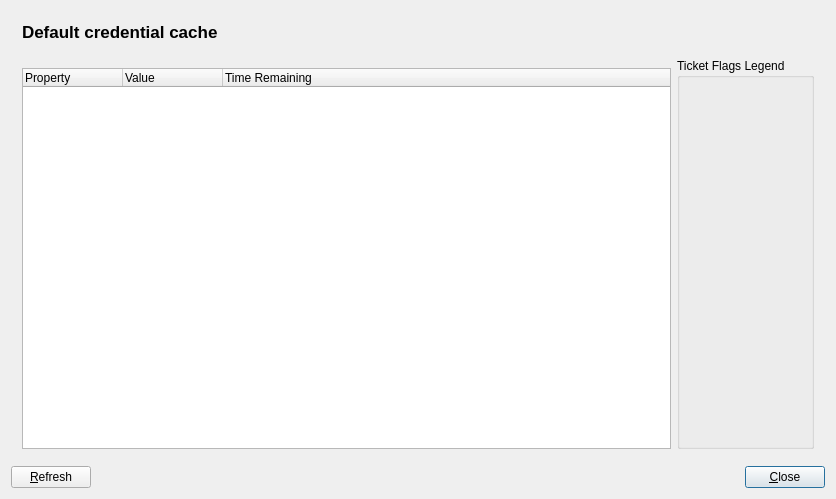
This is src/mainwidget.ui in bas524/kerberos-ticket-watcher as Qt 5 draws it before an edit. The edited form follows.
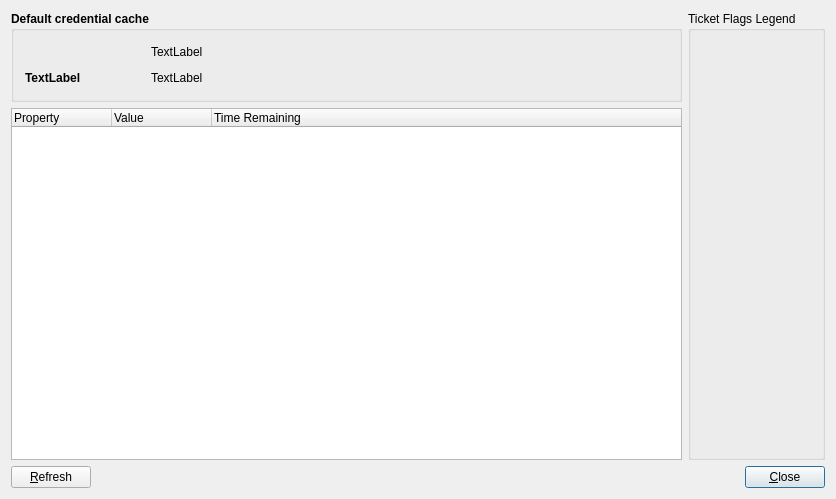
This is the edited form.

Diff of the .ui file:
```diff
--- a/src/mainwidget.ui
+++ b/src/mainwidget.ui
@@ -21,26 +21,45 @@
                     <property name="frameShadow">
                         <enum>QFrame::Plain</enum>
                     </property>
-                    <layout class="QGridLayout" name="gridLayout">
-                        <item row="0" column="0" colspan="2">
-                            <widget class="QLabel" name="title">
+     <layout class="QGridLayout" name="gridLayout_4">
+      <property name="leftMargin">
+       <number>0</number>
+      </property>
+      <property name="topMargin">
+       <number>0</number>
+      </property>
+      <property name="rightMargin">
+       <number>0</number>
+      </property>
+      <property name="bottomMargin">
+       <number>0</number>
+      </property>
+      <item row="0" column="0">
+       <widget class="QGroupBox" name="groupBoxCredCache">
                                 <property name="font">
                                     <font>
-                                        <pointsize>13</pointsize>
-                                        <weight>75</weight>
                                         <bold>true</bold>
                                     </font>
                                 </property>
-                                <property name="text">
+        <property name="title">
                                     <string>Default credential cache</string>
                                 </property>
-                                <property name="wordWrap">
-                                    <bool>false</bool>
-                                </property>
-                            </widget>
-                        </item>
-                        <item rowspan="2" row="1" column="0" colspan="2">
+        <layout class="QGridLayout" name="gridLayout">
+         <item row="0" column="0">
+          <layout class="QHBoxLayout" name="horizontalLayout">
+           <item>
                             <widget class="QLabel" name="commonLabel">
+             <property name="minimumSize">
+              <size>
+               <width>120</width>
+               <height>0</height>
+              </size>
+             </property>
+             <property name="font">
+              <font>
+               <bold>true</bold>
+              </font>
+             </property>
                                 <property name="text">
                                     <string/>
                                 </property>
@@ -49,7 +68,84 @@
                                 </property>
                             </widget>
                         </item>
-                        <item row="3" column="0">
+           <item>
+            <widget class="QLabel" name="labelCacheV">
+             <property name="font">
+              <font>
+               <bold>false</bold>
+              </font>
+             </property>
+             <property name="text">
+              <string>TextLabel</string>
+             </property>
+            </widget>
+           </item>
+           <item>
+            <spacer name="horizontalSpacer">
+             <property name="orientation">
+              <enum>Qt::Horizontal</enum>
+             </property>
+             <property name="sizeHint" stdset="0">
+              <size>
+               <width>40</width>
+               <height>20</height>
+              </size>
+             </property>
+            </spacer>
+           </item>
+          </layout>
+         </item>
+         <item row="1" column="0">
+          <layout class="QHBoxLayout" name="horizontalLayout_2">
+           <item>
+            <widget class="QLabel" name="labelPrincipal">
+             <property name="minimumSize">
+              <size>
+               <width>120</width>
+               <height>0</height>
+              </size>
+             </property>
+             <property name="font">
+              <font>
+               <bold>true</bold>
+              </font>
+             </property>
+             <property name="text">
+              <string>TextLabel</string>
+             </property>
+            </widget>
+           </item>
+           <item>
+            <widget class="QLabel" name="labelPrincipalV">
+             <property name="font">
+              <font>
+               <bold>false</bold>
+              </font>
+             </property>
+             <property name="text">
+              <string>TextLabel</string>
+             </property>
+            </widget>
+           </item>
+           <item>
+            <spacer name="horizontalSpacer_2">
+             <property name="orientation">
+              <enum>Qt::Horizontal</enum>
+             </property>
+             <property name="sizeHint" stdset="0">
+              <size>
+               <width>40</width>
+               <height>20</height>
+              </size>
+             </property>
+            </spacer>
+           </item>
+          </layout>
+         </item>
+        </layout>
+       </widget>
+      </item>
+      <item row="1" column="0">
                             <widget class="QTreeWidget" name="ticketView">
                                 <property name="minimumSize">
                                     <size>
@@ -77,7 +173,7 @@
                                 </column>
                             </widget>
                         </item>
-                        <item rowspan="2" row="2" column="1">
+      <item row="0" column="1" rowspan="2">
                             <widget class="QGroupBox" name="groupBox">
                                 <property name="title">
                                     <string>Ticket Flags Legend</string>
```
Left out of the diff: 1 changed line with no effect on the pictures. Lines whose indentation alone changed are shown as unchanged.
